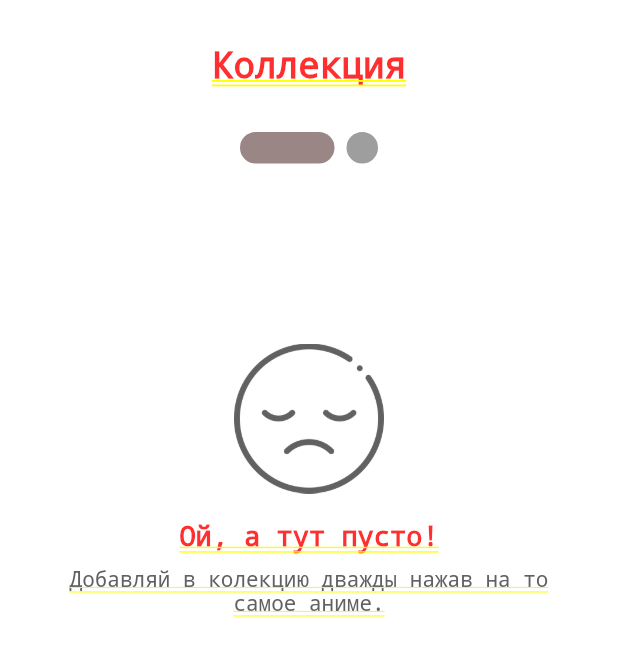
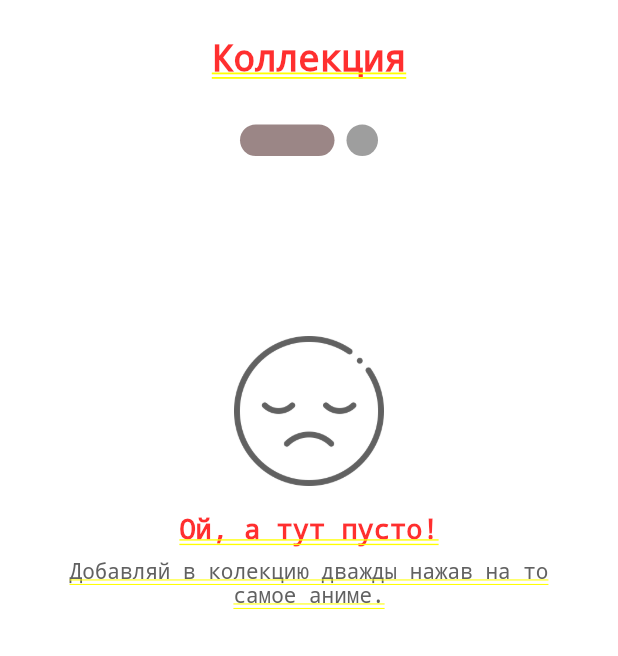
Before and after one commit to rahat-limit/aniapp, a Flutter app: the LibraryScreen screen opened by its route, on a phone screen of 412 x 824 dp. Shown: the top 656 px of the screen. Run offline on Flutter 3.47's test engine with Material 2 defaults, Android fonts, the phone set to English and light mode, and no system bars; drawn by our look-alikes of smooth_page_indicator; our stand-ins replace cached_network_image, dio, firebase_auth, firebase_core, flutter_card_swiper, flutter_redux and 4 more; missing offline and left inert: anilibria; accounts and stored records are empty.

Commit message:
screen transition debug

```diff
--- a/lib/main.dart
+++ b/lib/main.dart
@@ -51,7 +51,8 @@ class MyApp extends StatelessWidget {
                 statusBarBrightness: Brightness.light,
               ),
             )),
-        home: const IntroScreen(),
+        home: const DividerScreen(),
+        initialRoute: IntroScreen.pageRoute,
         routes: {
           IntroScreen.pageRoute: (context) => const IntroScreen(),
           DividerScreen.pageRoute: (context) => const DividerScreen(),
--- a/lib/partials/card_viewer.dart
+++ b/lib/partials/card_viewer.dart
@@ -52,11 +52,12 @@ class _CardViewerState extends State<CardViewer> {
                 (item) => GestureDetector(
                   onDoubleTap: () async {
                     if (!_flag) {
+                      bool fl = item.isLiked;
                       var likedTitle =
                           Provider.of<AnimeLibrary>(context, listen: false)
                               .toggleToLikedProvider(item.id, data);
                       store.dispatch(storeOnDevice(
-                          likedTitle, store.state.lib_state.list.liked));
+                          likedTitle, store.state.lib_state.list.liked, fl));
                       setState(() {
                         _flag = true;
                         _clicked = true;
--- a/lib/screens/library_screen.dart
+++ b/lib/screens/library_screen.dart
@@ -51,7 +51,7 @@ class _LibraryScreenState extends State<LibraryScreen> {
       child: Column(
         children: [
           Container(
-            margin: const EdgeInsets.only(top: 30, bottom: 20),
+            margin: const EdgeInsets.only(top: 25, bottom: 20),
             padding: const EdgeInsets.symmetric(horizontal: 30),
             child: Column(
               crossAxisAlignment: CrossAxisAlignment.start,
```
Also changed, not shown: lib/screens/intro_screen.dart (+9 -2 lines).
